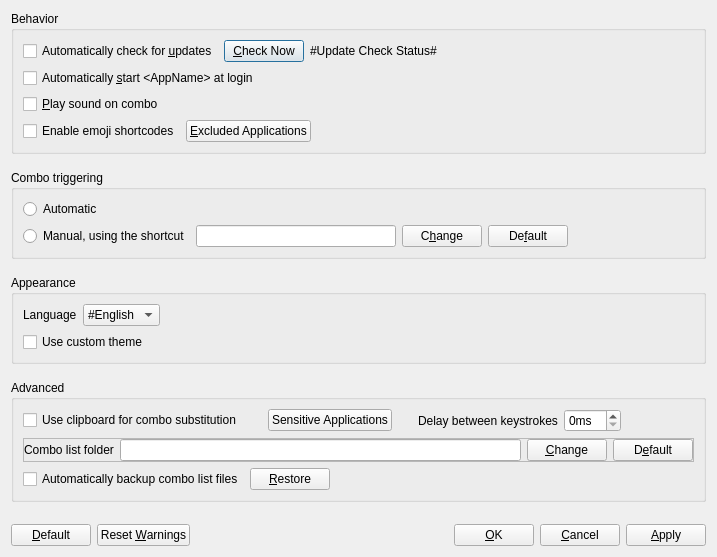
Old version of the form Beeftext/PreferencesDialog.ui in the repository xmichelo/Beeftext.
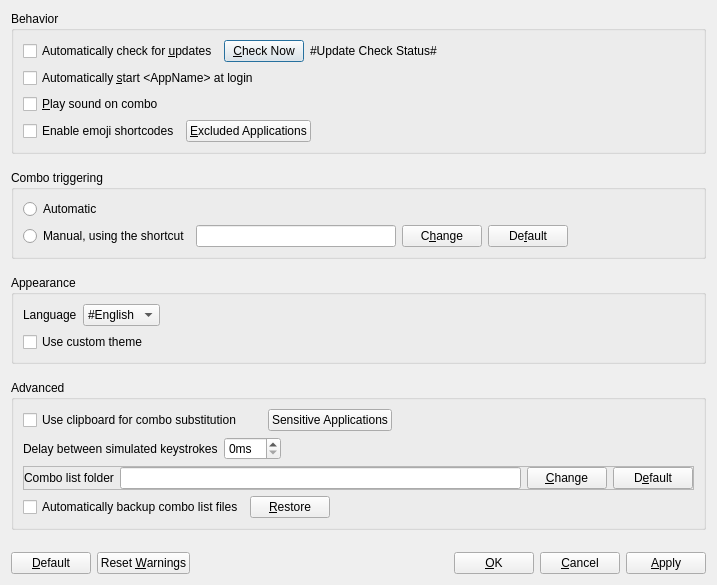
New version of the form.

Commit message: Modifier logic for keystroke delay availability in preferences.

```diff
--- a/Beeftext/PreferencesDialog.ui
+++ b/Beeftext/PreferencesDialog.ui
@@ -7,7 +7,7 @@
     <x>0</x>
     <y>0</y>
     <width>717</width>
-    <height>549</height>
+    <height>577</height>
    </rect>
   </property>
   <property name="windowTitle">
@@ -327,20 +327,24 @@
            <enum>Qt::Horizontal</enum>
           </property>
           <property name="sizeType">
-           <enum>QSizePolicy::Fixed</enum>
+           <enum>QSizePolicy::Expanding</enum>
           </property>
           <property name="sizeHint" stdset="0">
            <size>
-            <width>20</width>
+            <width>0</width>
             <height>10</height>
            </size>
           </property>
          </spacer>
         </item>
+       </layout>
+      </item>
+      <item>
+       <layout class="QHBoxLayout" name="horizontalLayout_8">
         <item>
          <widget class="QLabel" name="labelDelayBetweenKeystrokes">
           <property name="text">
-           <string>Delay between keystrokes</string>
+           <string>Delay between simulated keystrokes</string>
           </property>
          </widget>
         </item>
```
The commit also changes 4 other files.
